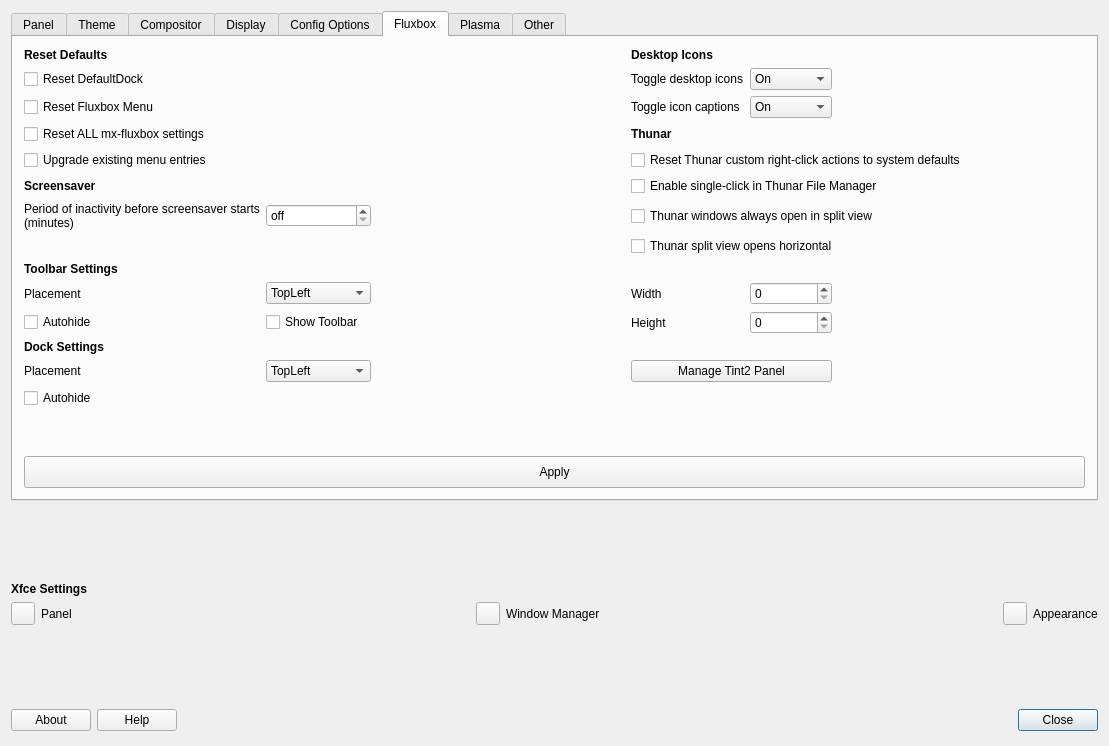
The window that defaultlook.ui (MX-Linux/mx-tweak) describes before a commit, drawn with Qt 5.
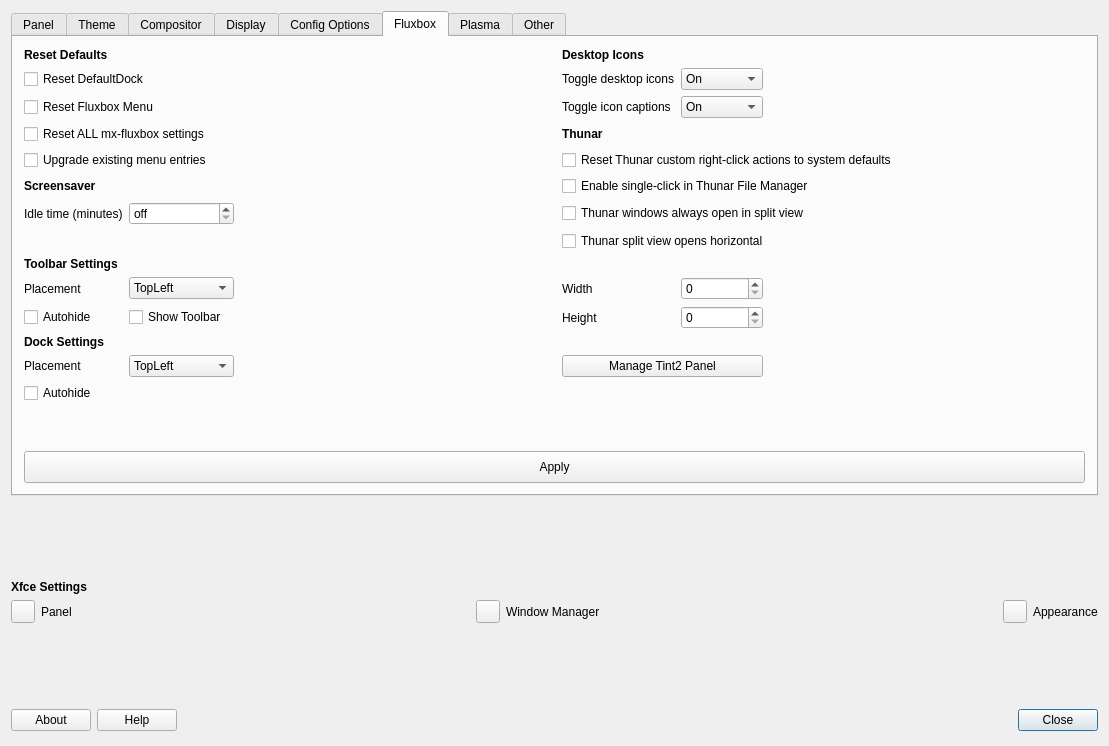
The same window after the commit. Icons and pictures are not drawn.

Commit message: idle time

```diff
--- a/defaultlook.ui
+++ b/defaultlook.ui
@@ -1687,7 +1687,7 @@
          <item row="6" column="0">
           <widget class="QLabel" name="label_34">
            <property name="text">
-            <string extracomment="set the time of inactivity  before screensaver screen blank occurs">Period of inactivity before screensaver starts (minutes)</string>
+            <string extracomment="set the time of inactivity  before screensaver screen blank occurs">Idle time (minutes)</string>
            </property>
            <property name="wordWrap">
             <bool>true</bool>
```
